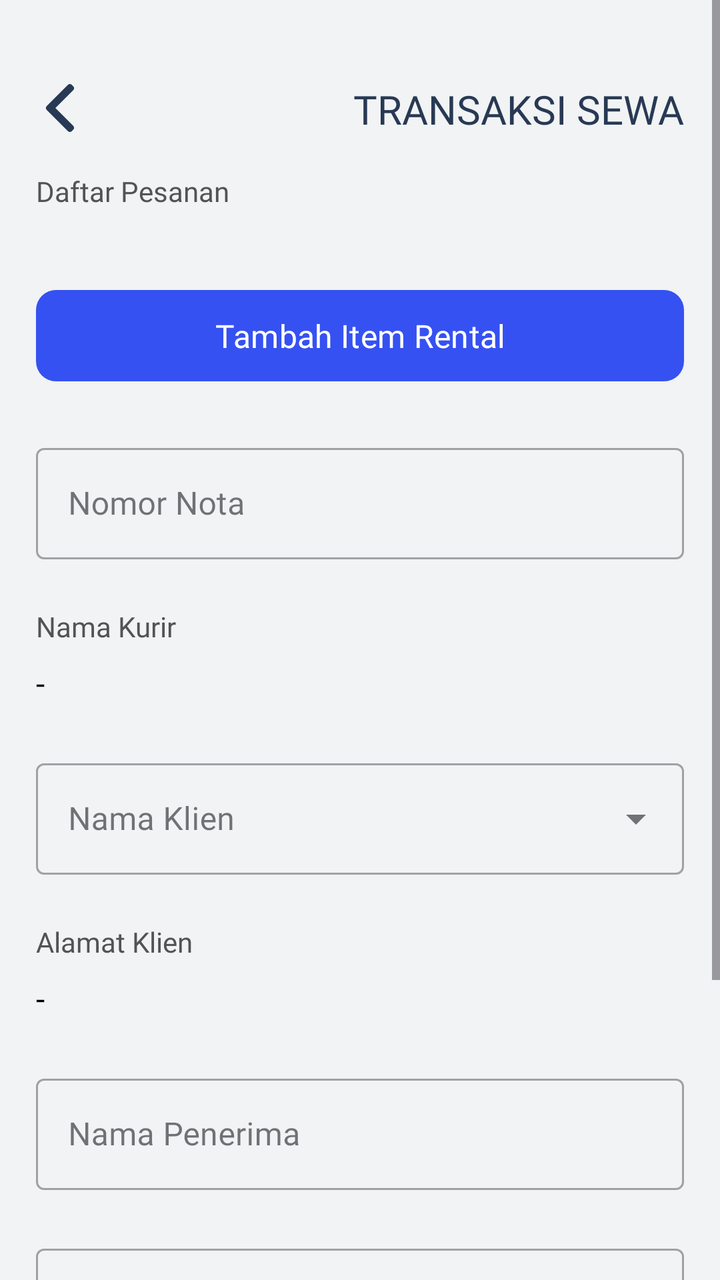
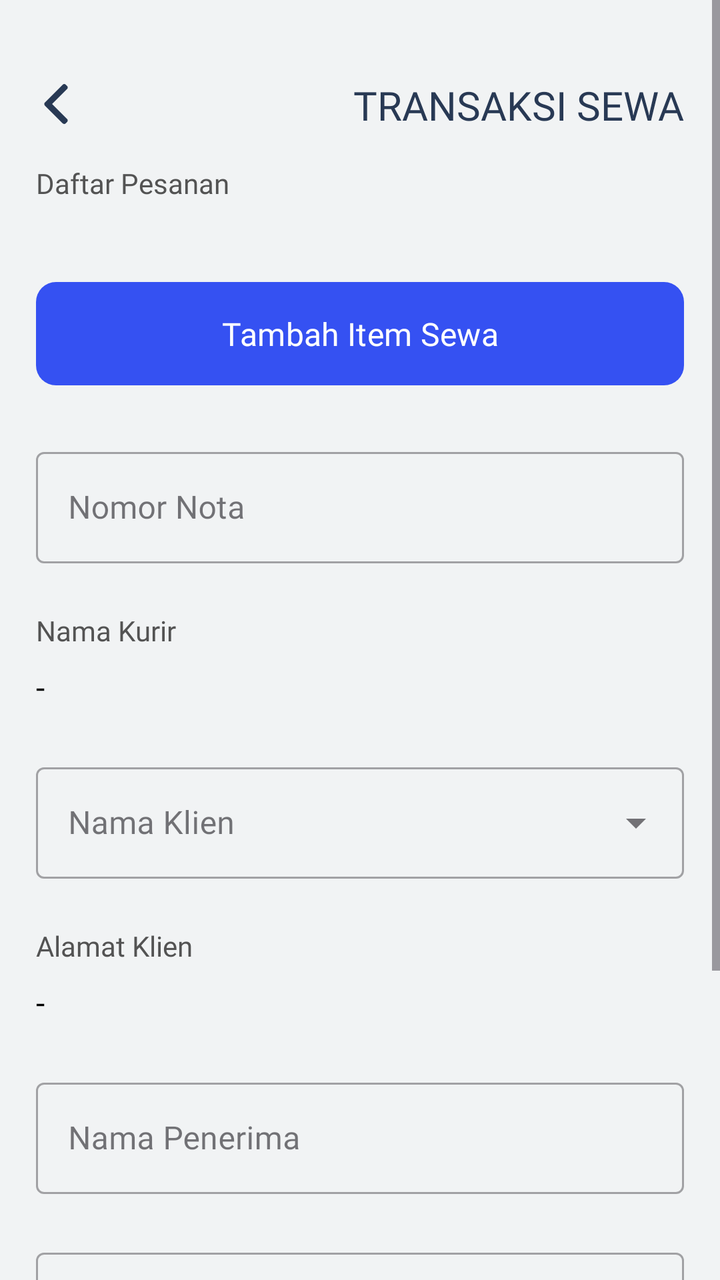

Compare the two renders of this Android layout. The source of the first and the diff that turns it into the second are given below.
<!-- AndroidManifest.xml: application theme Theme.BAGUSLAUNDRY -->
<!-- res/layout/kurir_fragment_create_list_transaksi_rental.xml -->
<?xml version="1.0" encoding="utf-8"?>
<androidx.constraintlayout.widget.ConstraintLayout xmlns:android="http://schemas.android.com/apk/res/android"
    xmlns:app="http://schemas.android.com/apk/res-auto"
    xmlns:tools="http://schemas.android.com/tools"
    android:id="@+id/createListTransaksiRental"
    android:layout_width="match_parent"
    android:layout_height="match_parent"
    android:background="@color/background"
    tools:context=".ui.user.transaksi_rental.CreateListTransaksiRentalFragment">

    <ScrollView
        android:id="@+id/scrollView2"
        android:layout_width="0dp"
        android:layout_height="0dp"
        app:layout_constraintBottom_toBottomOf="parent"
        app:layout_constraintEnd_toEndOf="parent"
        app:layout_constraintStart_toStartOf="parent"
        app:layout_constraintTop_toTopOf="parent">

        <androidx.constraintlayout.widget.ConstraintLayout
            android:layout_width="match_parent"
            android:layout_height="wrap_content"
            android:paddingTop="42dp"
            android:paddingBottom="32dp">

            <androidx.constraintlayout.widget.Guideline
                android:id="@+id/guidelineLeft"
                android:layout_width="match_parent"
                android:layout_height="match_parent"
                android:orientation="vertical"
                app:layout_constraintGuide_percent="0.05" />

            <androidx.constraintlayout.widget.Guideline
                android:id="@+id/guidelineRight"
                android:layout_width="match_parent"
                android:layout_height="match_parent"
                android:orientation="vertical"
                app:layout_constraintGuide_percent="0.95" />

            <ImageView
                android:id="@+id/arrowBack"
                android:layout_width="24dp"
                android:layout_height="24dp"
                android:src="@drawable/back"
                app:layout_constraintStart_toStartOf="@+id/guidelineLeft"
                app:layout_constraintTop_toTopOf="parent"
                app:tint="@color/blue900"
                android:contentDescription="Back arrow" />

            <TextView
                android:id="@+id/textHeaderBold"
                android:layout_width="wrap_content"
                android:layout_height="wrap_content"
                android:fontFamily="@font/inter_semibold"
                android:text="TRANSAKSI SEWA"
                android:textColor="@color/blue900"
                android:textSize="20sp"
                app:layout_constraintTop_toTopOf="@id/arrowBack"
                app:layout_constraintBottom_toBottomOf="@id/arrowBack"
                app:layout_constraintEnd_toStartOf="@+id/guidelineRight"
                tools:layout_editor_absoluteY="30dp" />

            <TextView
                android:id="@+id/title_list_transaksi_rental"
                android:layout_width="wrap_content"
                android:layout_height="wrap_content"
                android:fontFamily="@font/inter_semibold"
                android:text="Daftar Pesanan"
                android:textColor="@color/gray900"
                android:textSize="14sp"
                app:layout_constraintTop_toBottomOf="@id/arrowBack"
                android:layout_marginTop="20dp"
                app:layout_constraintStart_toStartOf="@+id/guidelineLeft"
                tools:layout_editor_absoluteY="90dp" />

            <LinearLayout
                android:id="@+id/containerRental"
                android:layout_width="0dp"
                android:layout_height="wrap_content"
                android:layout_marginTop="12dp"
                android:orientation="vertical"
                app:layout_constraintEnd_toStartOf="@+id/guidelineRight"
                app:layout_constraintStart_toStartOf="@+id/guidelineLeft"
                app:layout_constraintTop_toBottomOf="@+id/title_list_transaksi_rental" />

            <com.google.android.material.button.MaterialButton
                android:id="@+id/btnAddItem"
                android:layout_width="0dp"
                android:layout_height="wrap_content"
                android:layout_marginTop="24dp"
                android:text="Tambah Item Rental"
                android:textColor="@color/white"
                app:backgroundTint="@color/primary"
                app:cornerRadius="10dp"
                android:paddingVertical="12dp"
                android:fontFamily="@font/inter_medium"
                android:textSize="16sp"
                app:layout_constraintEnd_toStartOf="@+id/guidelineRight"
                app:layout_constraintStart_toStartOf="@+id/guidelineLeft"
                app:layout_constraintTop_toBottomOf="@+id/containerRental" />

            <com.google.android.material.textfield.TextInputLayout
                android:id="@+id/inputLayoutNomorNota"
                style="@style/Widget.MaterialComponents.TextInputLayout.OutlinedBox"
                android:layout_width="0dp"
                android:layout_height="wrap_content"
                android:layout_marginTop="24dp"
                app:layout_constraintEnd_toEndOf="@+id/guidelineRight"
                app:layout_constraintStart_toStartOf="@+id/guidelineLeft"
                app:layout_constraintTop_toBottomOf="@+id/btnAddItem">

                <com.google.android.material.textfield.TextInputEditText
                    android:id="@+id/inputNomorNota"
                    android:layout_width="match_parent"
                    android:layout_height="wrap_content"
                    android:fontFamily="@font/inter_medium"
                    android:hint="Nomor Nota"
                    android:inputType="number"
                    android:textColor="@color/black" />
            </com.google.android.material.textfield.TextInputLayout>

            <TextView
                android:id="@+id/title_nama_kurir"
                android:layout_width="wrap_content"
                android:layout_height="wrap_content"
                android:layout_marginTop="24dp"
                android:fontFamily="@font/inter_semibold"
                android:text="Nama Kurir"
                android:textColor="@color/gray900"
                android:textSize="14sp"
                app:layout_constraintStart_toStartOf="@+id/guidelineLeft"
                app:layout_constraintTop_toBottomOf="@+id/inputLayoutNomorNota" />

            <TextView
                android:id="@+id/nama_kurir"
                android:layout_width="0dp"
                android:layout_height="wrap_content"
                android:layout_marginTop="8dp"
                android:fontFamily="@font/inter_bold"
                android:text="-"
                android:textColor="@color/black"
                android:textSize="16sp"
                app:layout_constraintEnd_toStartOf="@+id/guidelineRight"
                app:layout_constraintStart_toStartOf="@+id/guidelineLeft"
                app:layout_constraintTop_toBottomOf="@+id/title_nama_kurir" />

            <com.google.android.material.textfield.TextInputLayout
                android:id="@+id/inputLayoutNamaClient"
                style="@style/Widget.MaterialComponents.TextInputLayout.OutlinedBox.ExposedDropdownMenu"
                android:layout_width="0dp"
                android:layout_height="wrap_content"
                android:layout_marginTop="24dp"
                app:layout_constraintEnd_toEndOf="@+id/guidelineRight"
                app:layout_constraintStart_toStartOf="@+id/guidelineLeft"
                app:layout_constraintTop_toBottomOf="@+id/nama_kurir">

                <AutoCompleteTextView
                    android:id="@+id/inputNamaClient"
                    android:layout_width="match_parent"
                    android:layout_height="wrap_content"
                    android:fontFamily="@font/inter_medium"
                    android:hint="Nama Klien"
                    android:inputType="none"
                    android:textColor="@color/black" />
            </com.google.android.material.textfield.TextInputLayout>

            <TextView
                android:id="@+id/title_alamat_klien"
                android:layout_width="wrap_content"
                android:layout_height="wrap_content"
                android:layout_marginTop="24dp"
                android:fontFamily="@font/inter_semibold"
                android:text="Alamat Klien"
                android:textColor="@color/gray900"
                android:textSize="14sp"
                app:layout_constraintStart_toStartOf="@+id/guidelineLeft"
                app:layout_constraintTop_toBottomOf="@+id/inputLayoutNamaClient" />

            <TextView
                android:id="@+id/alamat_klien"
                android:layout_width="0dp"
                android:layout_height="wrap_content"
                android:layout_marginTop="8dp"
                android:fontFamily="@font/inter_medium"
                android:text="-"
                android:textColor="@color/black"
                android:textSize="16sp"
                app:layout_constraintEnd_toStartOf="@+id/guidelineRight"
                app:layout_constraintStart_toStartOf="@+id/guidelineLeft"
                app:layout_constraintTop_toBottomOf="@+id/title_alamat_klien" />

            <com.google.android.material.textfield.TextInputLayout
                android:id="@+id/inputLayoutNamaPenerima"
                style="@style/Widget.MaterialComponents.TextInputLayout.OutlinedBox"
                android:layout_width="0dp"
                android:layout_height="wrap_content"
                android:layout_marginTop="24dp"
                app:layout_constraintEnd_toEndOf="@+id/guidelineRight"
                app:layout_constraintStart_toStartOf="@+id/guidelineLeft"
                app:layout_constraintTop_toBottomOf="@+id/alamat_klien">

                <com.google.android.material.textfield.TextInputEditText
                    android:id="@+id/inputNamaPenerima"
                    android:layout_width="match_parent"
                    android:layout_height="wrap_content"
                    android:fontFamily="@font/inter_medium"
                    android:hint="Nama Penerima"
                    android:inputType="textPersonName"
                    android:textColor="@color/black" />
            </com.google.android.material.textfield.TextInputLayout>

            <com.google.android.material.textfield.TextInputLayout
                android:id="@+id/inputLayoutNoteTransaksi"
                style="@style/Widget.MaterialComponents.TextInputLayout.OutlinedBox"
                android:layout_width="0dp"
                android:layout_height="wrap_content"
                android:layout_marginTop="24dp"
                app:layout_constraintEnd_toEndOf="@+id/guidelineRight"
                app:layout_constraintStart_toStartOf="@+id/guidelineLeft"
                app:layout_constraintTop_toBottomOf="@+id/inputLayoutNamaPenerima">

                <com.google.android.material.textfield.TextInputEditText
                    android:id="@+id/inputNoteTransaksi"
                    android:layout_width="match_parent"
                    android:layout_height="wrap_content"
                    android:fontFamily="@font/inter_medium"
                    android:hint="Catatan (Opsional)"
                    android:inputType="textMultiLine"
                    android:gravity="top"
                    android:lines="3"
                    android:textColor="@color/black" />
            </com.google.android.material.textfield.TextInputLayout>

            <com.google.android.material.button.MaterialButton
                android:id="@+id/btnSubmit"
                android:layout_width="0dp"
                android:layout_height="wrap_content"
                android:layout_marginTop="32dp"
                android:text="Kirim Transaksi"
                android:textColor="@color/white"
                app:backgroundTint="@color/primary"
                app:cornerRadius="10dp"
                android:paddingVertical="12dp"
                android:fontFamily="@font/inter_medium"
                android:textSize="16sp"
                app:layout_constraintBottom_toBottomOf="parent"
                app:layout_constraintEnd_toStartOf="@+id/guidelineRight"
                app:layout_constraintStart_toStartOf="@+id/guidelineLeft"
                app:layout_constraintTop_toBottomOf="@+id/inputLayoutNoteTransaksi" />

        </androidx.constraintlayout.widget.ConstraintLayout>

    </ScrollView>

    <com.google.android.material.progressindicator.CircularProgressIndicator
        android:id="@+id/progresBar"
        android:layout_width="wrap_content"
        android:layout_height="wrap_content"
        android:indeterminate="true"
        android:visibility="gone"
        app:layout_constraintBottom_toBottomOf="parent"
        app:layout_constraintEnd_toEndOf="parent"
        app:layout_constraintStart_toStartOf="parent"
        app:layout_constraintTop_toTopOf="parent" />

</androidx.constraintlayout.widget.ConstraintLayout>
<!-- resources referenced by this layout -->
<resources>
  <color name="background">#F1F3F4</color>
  <color name="black">#FF000000</color>
  <color name="blue900">#283954</color>
  <color name="gray900">#535353</color>
  <color name="primary">#3551F2</color>
  <color name="white">#FFFFFF</color>
  <!-- drawable back (drawable) -->
  <vector xmlns:android="http://schemas.android.com/apk/res/android"
      android:width="512dp"
      android:height="512dp"
      android:viewportWidth="492"
      android:viewportHeight="492">
    <path
        android:pathData="M198.61,246.1 L382.66,62.04c5.07,-5.06 7.86,-11.82 7.86,-19.02 0,-7.21 -2.79,-13.97 -7.86,-19.03l-16.13,-16.12C361.48,2.79 354.71,0 347.5,0s-13.96,2.79 -19.03,7.86L109.33,227.01c-5.08,5.08 -7.87,11.87 -7.85,19.08 -0.02,7.25 2.76,14.03 7.85,19.11l218.94,218.93c5.06,5.07 11.82,7.86 19.03,7.86 7.21,0 13.96,-2.79 19.03,-7.86l16.12,-16.12c10.49,-10.49 10.49,-27.57 0,-38.06L198.61,246.1z"
        android:fillColor="#283954"/>
  </vector>
  <style name="Theme.BAGUSLAUNDRY" parent="Base.Theme.BAGUSLAUNDRY" />
  <style name="Base.Theme.BAGUSLAUNDRY" parent="Theme.Material3.Light.NoActionBar">
          
          <item name="colorPrimary">@color/primary</item>
           <item name="colorAccent">@color/secondary</item>
      </style>
  <color name="secondary">#536AF4</color>
</resources>

<!-- the commit's change to res/layout/kurir_fragment_create_list_transaksi_rental.xml (unified diff, before → after) -->
@@ -39,8 +39,8 @@
 
             <ImageView
                 android:id="@+id/arrowBack"
-                android:layout_width="24dp"
-                android:layout_height="24dp"
+                android:layout_width="20dp"
+                android:layout_height="20dp"
                 android:src="@drawable/back"
                 app:layout_constraintStart_toStartOf="@+id/guidelineLeft"
                 app:layout_constraintTop_toTopOf="parent"
@@ -88,11 +88,11 @@
                 android:layout_width="0dp"
                 android:layout_height="wrap_content"
                 android:layout_marginTop="24dp"
-                android:text="Tambah Item Rental"
+                android:text="Tambah Item Sewa"
                 android:textColor="@color/white"
                 app:backgroundTint="@color/primary"
                 app:cornerRadius="10dp"
-                android:paddingVertical="12dp"
+                android:paddingVertical="15dp"
                 android:fontFamily="@font/inter_medium"
                 android:textSize="16sp"
                 app:layout_constraintEnd_toStartOf="@+id/guidelineRight"
@@ -236,11 +236,11 @@
                 android:layout_width="0dp"
                 android:layout_height="wrap_content"
                 android:layout_marginTop="32dp"
-                android:text="Kirim Transaksi"
+                android:text="Selesaikan Transaksi"
                 android:textColor="@color/white"
                 app:backgroundTint="@color/primary"
                 app:cornerRadius="10dp"
-                android:paddingVertical="12dp"
+                android:paddingVertical="15dp"
                 android:fontFamily="@font/inter_medium"
                 android:textSize="16sp"
                 app:layout_constraintBottom_toBottomOf="parent"
